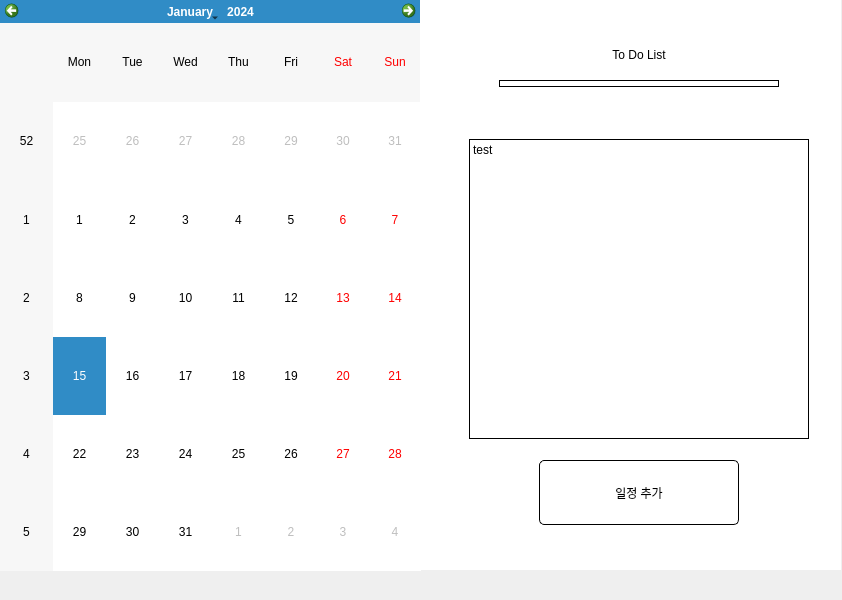
Non-duality/-, file _uiFiles/main.ui: the form before one commit.
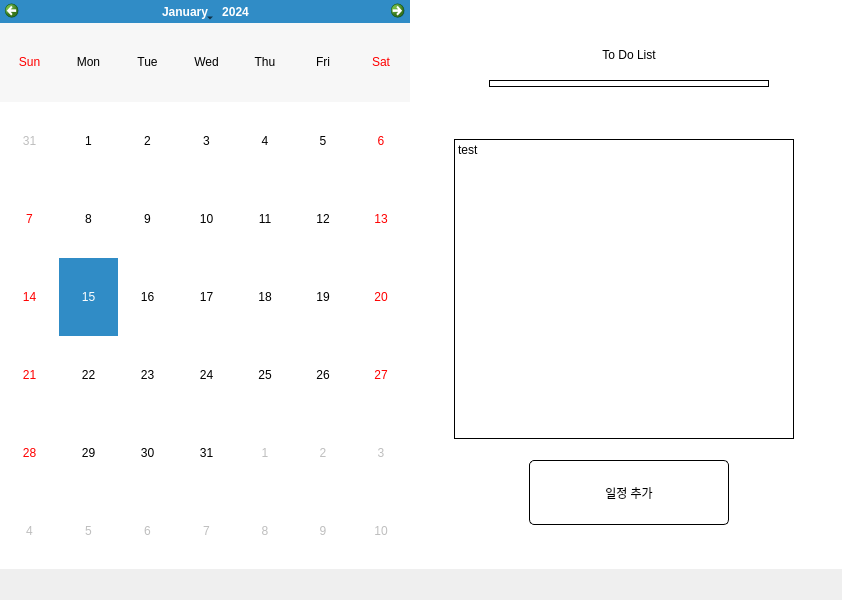
The form after the commit.

Commit message: [Fix] - [달력 UI 수정]

Diff of the .ui file:
```diff
--- a/_uiFiles/main.ui
+++ b/_uiFiles/main.ui
@@ -23,46 +23,75 @@
    <string notr="true"/>
   </property>
   <widget class="QWidget" name="centralwidget">
-   <widget class="QWidget" name="gridLayoutWidget">
+   <widget class="QFrame" name="horizontalFrame">
     <property name="geometry">
      <rect>
       <x>0</x>
       <y>0</y>
-      <width>421</width>
-      <height>571</height>
+      <width>842</width>
+      <height>569</height>
      </rect>
     </property>
-    <layout class="QGridLayout" name="gridLayout">
+    <property name="sizePolicy">
+     <sizepolicy hsizetype="Fixed" vsizetype="Fixed">
+      <horstretch>0</horstretch>
+      <verstretch>0</verstretch>
+     </sizepolicy>
+    </property>
+    <property name="minimumSize">
+     <size>
+      <width>842</width>
+      <height>569</height>
+     </size>
+    </property>
+    <property name="maximumSize">
+     <size>
+      <width>842</width>
+      <height>569</height>
+     </size>
+    </property>
+    <property name="layoutDirection">
+     <enum>Qt::LeftToRight</enum>
+    </property>
+    <layout class="QHBoxLayout" name="horizontalLayout">
      <property name="spacing">
       <number>0</number>
      </property>
-     <item row="0" column="0">
+     <property name="sizeConstraint">
+      <enum>QLayout::SetDefaultConstraint</enum>
+     </property>
+     <property name="leftMargin">
+      <number>0</number>
+     </property>
+     <property name="topMargin">
+      <number>0</number>
+     </property>
+     <property name="rightMargin">
+      <number>0</number>
+     </property>
+     <property name="bottomMargin">
+      <number>0</number>
+     </property>
+     <item>
       <widget class="QCalendarWidget" name="calendarWidget">
-       <property name="styleSheet">
-        <string notr="true"/>
+       <property name="enabled">
+        <bool>true</bool>
        </property>
-      </widget>
-     </item>
-    </layout>
-   </widget>
-   <widget class="QFrame" name="gridFrame_2">
-    <property name="geometry">
-     <rect>
-      <x>420</x>
-      <y>0</y>
-      <width>421</width>
-      <height>570</height>
-     </rect>
+       <property name="sizePolicy">
+        <sizepolicy hsizetype="Fixed" vsizetype="Fixed">
+         <horstretch>0</horstretch>
+         <verstretch>0</verstretch>
+        </sizepolicy>
     </property>
     <property name="minimumSize">
      <size>
-      <width>421</width>
+         <width>410</width>
       <height>570</height>
      </size>
     </property>
     <property name="maximumSize">
      <size>
-      <width>421</width>
+         <width>410</width>
       <height>570</height>
      </size>
     </property>
@@ -70,89 +99,128 @@
      <enum>Qt::DefaultContextMenu</enum>
     </property>
     <property name="styleSheet">
-     <string notr="true">background-color: rgb(255, 255, 255);</string>
-    </property>
-    <layout class="QGridLayout" name="gridLayout_2">
-     <item row="2" column="0">
-      <widget class="QFrame" name="horizontalFrame_2">
-       <property name="minimumSize">
-        <size>
-         <width>420</width>
-         <height>15</height>
-        </size>
+        <string notr="true">#qt_calendar_navigationbar {
+    background-color: rgb(0, 188, 212);
+    min-height: 50px;
+}
+#qt_calendar_prevmonth, #qt_calendar_nextmonth {
+    border: none;
+    margin-top: 30px;
+    color: white;
+    min-width: 36px;
+    max-width: 36px;
+    min-height: 36px;
+    max-height: 36px;
+    border-radius: 18px;
+    font-weight: bold; 
+    qproperty-icon: none;
+    background-color: transparent;
+    font: 75 10pt &quot;나눔스퀘어 ExtraBold&quot;;
+}
+#qt_calendar_prevmonth {
+    qproperty-text: &quot;&lt;&quot;; 
+}
+#qt_calendar_nextmonth {
+    qproperty-text: &quot;&gt;&quot;;
+}
+#qt_calendar_prevmonth:hover, #qt_calendar_nextmonth:hover {
+    background-color: rgba(225, 225, 225, 100);
+}
+#qt_calendar_prevmonth:pressed, #qt_calendar_nextmonth:pressed {
+    background-color: rgba(235, 235, 235, 100);
+}
+
+#qt_calendar_yearbutton, #qt_calendar_monthbutton {
+    color: white;
+    margin: 18px;
+    min-width: 60px;
+    border-radius: 30px;
+    font: 75 10pt &quot;나눔스퀘어 ExtraBold&quot;;
+}
+#qt_calendar_yearbutton:hover, #qt_calendar_monthbutton:hover {
+    background-color: rgba(225, 225, 225, 100);
+}
+#qt_calendar_yearbutton:pressed, #qt_calendar_monthbutton:pressed {
+    background-color: rgba(235, 235, 235, 100);
+}
+
+#qt_calendar_yearedit {
+    min-width: 60px;
+    color: white;
+    background: transparent;
+}
+#qt_calendar_yearedit::up-button { 
+    width: 20px;
+    subcontrol-position: right;
+}
+#qt_calendar_yearedit::down-button { 
+    width: 20px;
+    subcontrol-position: left; 
+}
+
+CalendarWidget QToolButton QMenu {
+     background-color: white;
+}
+CalendarWidget QToolButton QMenu::item {
+    padding: 10px;
+}
+CalendarWidget QToolButton QMenu::item:selected:enabled {
+    background-color: rgb(230, 230, 230);
+}
+CalendarWidget QToolButton::menu-indicator {
+    
+    subcontrol-position: right center;
+}
+
+#qt_calendar_calendarview {
+    outline: 0px;
+	font: 75 10pt &quot;나눔스퀘어 Bold&quot;;
+    selection-background-color: rgb(0, 188, 212); 
+}
+</string>
+       </property>
+       <property name="firstDayOfWeek">
+        <enum>Qt::Sunday</enum>
        </property>
-       <property name="maximumSize">
-        <size>
-         <width>420</width>
-         <height>20</height>
-        </size>
+       <property name="gridVisible">
+        <bool>false</bool>
        </property>
-       <property name="styleSheet">
-        <string notr="true">background-color: rgb(255, 255, 255);</string>
+       <property name="selectionMode">
+        <enum>QCalendarWidget::SingleSelection</enum>
        </property>
-       <layout class="QHBoxLayout" name="horizontalLayout_2">
-        <item>
-         <widget class="QLabel" name="color_line">
-          <property name="minimumSize">
-           <size>
-            <width>280</width>
-            <height>7</height>
-           </size>
-          </property>
-          <property name="maximumSize">
-           <size>
-            <width>280</width>
-            <height>7</height>
-           </size>
-          </property>
-          <property name="styleSheet">
-           <string notr="true">background-color: rgb(255, 255, 255);
-border-radius: 5px;
-border-style: solid;
-border-width: 1px;
-border-color: rgb(0, 0, 0);</string>
-          </property>
-          <property name="text">
-           <string/>
-          </property>
-         </widget>
-        </item>
-       </layout>
-      </widget>
-     </item>
-     <item row="0" column="0">
-      <spacer name="verticalSpacer_2">
-       <property name="orientation">
-        <enum>Qt::Vertical</enum>
+       <property name="horizontalHeaderFormat">
+        <enum>QCalendarWidget::ShortDayNames</enum>
+       </property>
+       <property name="verticalHeaderFormat">
+        <enum>QCalendarWidget::NoVerticalHeader</enum>
+       </property>
+      </widget>
+     </item>
+     <item>
+      <widget class="QFrame" name="verticalFrame">
+       <property name="sizePolicy">
+        <sizepolicy hsizetype="Fixed" vsizetype="Fixed">
+         <horstretch>0</horstretch>
+         <verstretch>0</verstretch>
+        </sizepolicy>
        </property>
-       <property name="sizeType">
-        <enum>QSizePolicy::Maximum</enum>
-       </property>
-       <property name="sizeHint" stdset="0">
+       <property name="minimumSize">
         <size>
-         <width>420</width>
-         <height>0</height>
+         <width>432</width>
+         <height>569</height>
         </size>
        </property>
-      </spacer>
-     </item>
-     <item row="7" column="0">
-      <spacer name="verticalSpacer">
-       <property name="orientation">
-        <enum>Qt::Vertical</enum>
-       </property>
-       <property name="sizeType">
-        <enum>QSizePolicy::Fixed</enum>
-       </property>
-       <property name="sizeHint" stdset="0">
+       <property name="maximumSize">
         <size>
-         <width>420</width>
-         <height>15</height>
+         <width>432</width>
+         <height>569</height>
         </size>
        </property>
-      </spacer>
-     </item>
-     <item row="1" column="0">
+       <property name="styleSheet">
+        <string notr="true">background-color: rgb(255, 255, 255);</string>
+       </property>
+       <layout class="QVBoxLayout" name="verticalLayout">
+        <item>
       <widget class="QLabel" name="title_label">
        <property name="minimumSize">
         <size>
@@ -181,55 +249,54 @@
        </property>
       </widget>
      </item>
-     <item row="5" column="0">
-      <widget class="QFrame" name="horizontalFrame">
+        <item>
+         <widget class="QFrame" name="horizontalFrame_2">
        <property name="minimumSize">
         <size>
          <width>420</width>
-         <height>90</height>
+            <height>15</height>
         </size>
        </property>
        <property name="maximumSize">
         <size>
          <width>420</width>
-         <height>90</height>
+            <height>20</height>
         </size>
        </property>
        <property name="styleSheet">
         <string notr="true">background-color: rgb(255, 255, 255);</string>
        </property>
-       <layout class="QHBoxLayout" name="horizontalLayout">
+          <layout class="QHBoxLayout" name="horizontalLayout_2">
         <item>
-         <widget class="QPushButton" name="pushButton">
+            <widget class="QLabel" name="color_line">
           <property name="minimumSize">
            <size>
-            <width>200</width>
-            <height>65</height>
+               <width>280</width>
+               <height>7</height>
            </size>
           </property>
           <property name="maximumSize">
            <size>
-            <width>200</width>
-            <height>65</height>
+               <width>280</width>
+               <height>7</height>
            </size>
           </property>
           <property name="styleSheet">
-           <string notr="true">font: 75 10pt &quot;나눔스퀘어 Bold&quot;;
-background-color: rgb(255, 255, 255);
+              <string notr="true">background-color: rgb(255, 255, 255);
 border-radius: 5px;
 border-style: solid;
 border-width: 1px;
 border-color: rgb(0, 0, 0);</string>
           </property>
           <property name="text">
-           <string>일정 추가</string>
+              <string/>
           </property>
          </widget>
         </item>
        </layout>
       </widget>
      </item>
-     <item row="3" column="0">
+        <item>
       <widget class="QLabel" name="time_label">
        <property name="minimumSize">
         <size>
@@ -254,7 +321,7 @@
        </property>
       </widget>
      </item>
-     <item row="4" column="0">
+        <item>
       <layout class="QHBoxLayout" name="horizontalLayout_4">
        <item>
         <spacer name="horizontalSpacer_3">
@@ -266,7 +333,7 @@
          </property>
          <property name="sizeHint" stdset="0">
           <size>
-           <width>40</width>
+              <width>35</width>
            <height>300</height>
           </size>
          </property>
@@ -312,13 +379,80 @@
          </property>
          <property name="sizeHint" stdset="0">
           <size>
-           <width>30</width>
+              <width>40</width>
            <height>300</height>
           </size>
          </property>
         </spacer>
        </item>
       </layout>
+        </item>
+        <item>
+         <widget class="QFrame" name="horizontalFrame_3">
+          <property name="minimumSize">
+           <size>
+            <width>420</width>
+            <height>90</height>
+           </size>
+          </property>
+          <property name="maximumSize">
+           <size>
+            <width>420</width>
+            <height>90</height>
+           </size>
+          </property>
+          <property name="styleSheet">
+           <string notr="true">background-color: rgb(255, 255, 255);</string>
+          </property>
+          <layout class="QHBoxLayout" name="horizontalLayout_3">
+           <item>
+            <widget class="QPushButton" name="pushButton">
+             <property name="minimumSize">
+              <size>
+               <width>200</width>
+               <height>65</height>
+              </size>
+             </property>
+             <property name="maximumSize">
+              <size>
+               <width>200</width>
+               <height>65</height>
+              </size>
+             </property>
+             <property name="styleSheet">
+              <string notr="true">font: 75 10pt &quot;나눔스퀘어 Bold&quot;;
+background-color: rgb(255, 255, 255);
+border-radius: 5px;
+border-style: solid;
+border-width: 1px;
+border-color: rgb(0, 0, 0);</string>
+             </property>
+             <property name="text">
+              <string>일정 추가</string>
+             </property>
+            </widget>
+           </item>
+          </layout>
+         </widget>
+        </item>
+        <item>
+         <spacer name="verticalSpacer">
+          <property name="orientation">
+           <enum>Qt::Vertical</enum>
+          </property>
+          <property name="sizeType">
+           <enum>QSizePolicy::Fixed</enum>
+          </property>
+          <property name="sizeHint" stdset="0">
+           <size>
+            <width>420</width>
+            <height>15</height>
+           </size>
+          </property>
+         </spacer>
+        </item>
+       </layout>
+      </widget>
      </item>
     </layout>
    </widget>
```
Left out of the diff: 10 changed lines with no effect on the pictures. Lines whose indentation alone changed are shown as unchanged. The commit also changes 1 other file.
